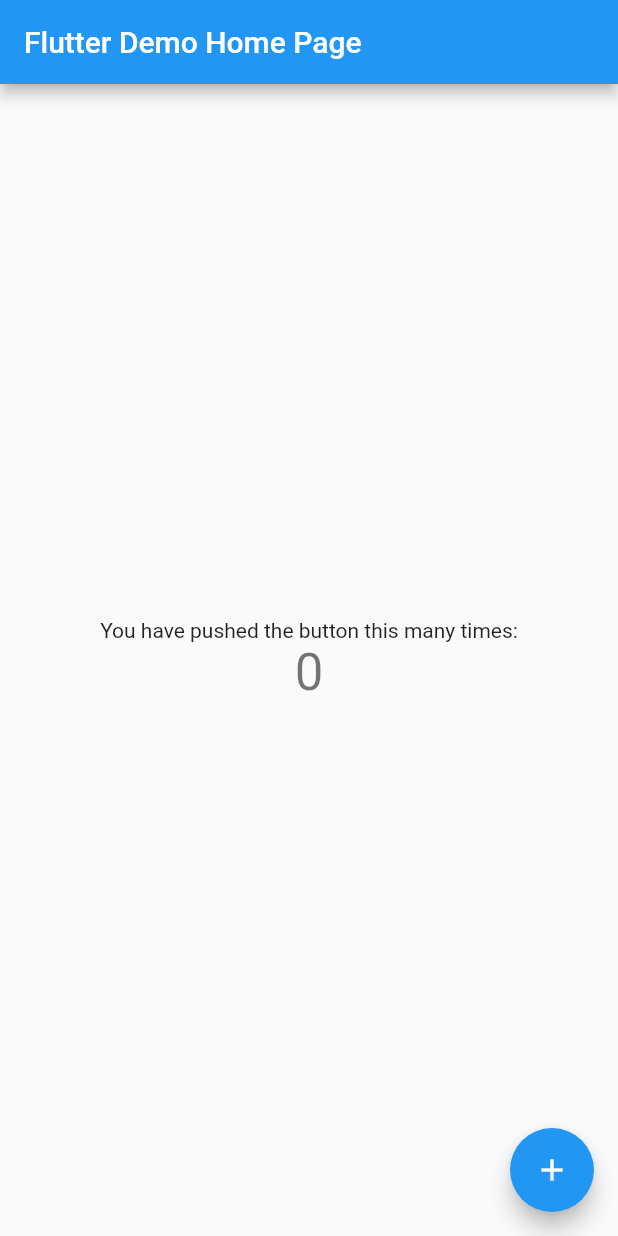
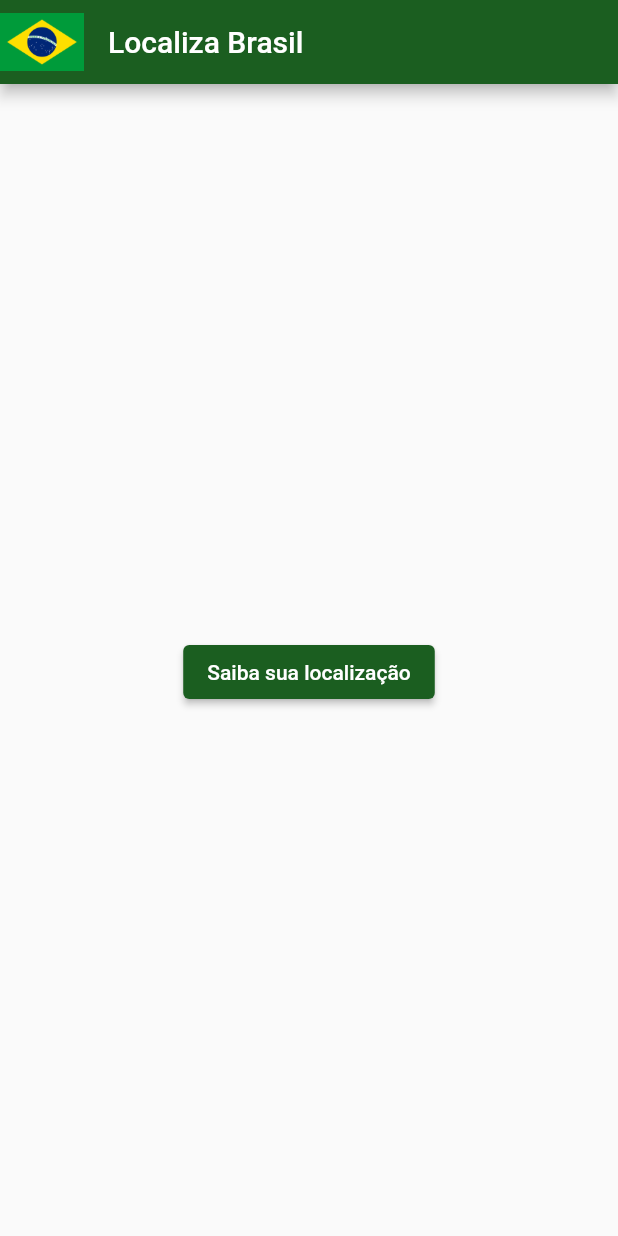
Before and after one commit to alenvieira/location_brazil, a Flutter app: the screen it shows after launch, on a phone screen of 412 x 824 dp. Run offline on Flutter 3.47's test engine with Material 2 defaults, Android fonts, the phone set to English and light mode, and no system bars; our stand-ins replace bloc, location; missing offline and left inert: dart_hydrologis_db, dart_jts, flutter_geopackage; project files that could hold a hidden picture were left out.

Commit message:
add screen

```diff
--- a/lib/main.dart
+++ b/lib/main.dart
@@ -1,113 +1,33 @@
+// @dart=2.11
 import 'package:flutter/material.dart';
+import 'package:location/location.dart';
+import 'package:location_brazil/bloc/bloc_provider.dart';
+import 'package:location_brazil/bloc/location_bloc.dart';
+import 'package:location_brazil/geodatabase/app_geodatabase.dart';
+import 'package:location_brazil/geodatabase/dao/location_dao.dart';
+import 'package:location_brazil/screen/location_screen.dart';
 
 void main() {
-  runApp(MyApp());
+  runApp(LocationApp());
 }
 
-class MyApp extends StatelessWidget {
-  // This widget is the root of your application.
+class LocationApp extends StatelessWidget {
   @override
   Widget build(BuildContext context) {
     return MaterialApp(
-      title: 'Flutter Demo',
+      debugShowCheckedModeBanner: false,
       theme: ThemeData(
-        // This is the theme of your application.
-        //
-        // Try running your application with "flutter run". You'll see the
-        // application has a blue toolbar. Then, without quitting the app, try
-        // changing the primarySwatch below to Colors.green and then invoke
-        // "hot reload" (press "r" in the console where you ran "flutter run",
-        // or simply save your changes to "hot reload" in a Flutter IDE).
-        // Notice that the counter didn't reset back to zero; the application
-        // is not restarted.
-        primarySwatch: Colors.blue,
+        primaryColor: Colors.green.shade900,
+        elevatedButtonTheme: ElevatedButtonThemeData(
+          style: ElevatedButton.styleFrom(
+            primary: Colors.green.shade900,
+
+          ),
+        ),
       ),
-      home: MyHomePage(title: 'Flutter Demo Home Page'),
-    );
+      home: BlocProvider(
+          bloc: LocationBloc(LocationDao(), Location()),
+      child: LocationPage(),
+    ),);
   }
 }
-
-class MyHomePage extends StatefulWidget {
-  MyHomePage({Key? key, required this.title}) : super(key: key);
-
-  // This widget is the home page of your application. It is stateful, meaning
-  // that it has a State object (defined below) that contains fields that affect
-  // how it looks.
-
-  // This class is the configuration for the state. It holds the values (in this
-  // case the title) provided by the parent (in this case the App widget) and
-  // used by the build method of the State. Fields in a Widget subclass are
-  // always marked "final".
-
-  final String title;
-
-  @override
-  _MyHomePageState createState() => _MyHomePageState();
-}
-
-class _MyHomePageState extends State<MyHomePage> {
-  int _counter = 0;
-
-  void _incrementCounter() {
-    setState(() {
-      // This call to setState tells the Flutter framework that something has
-      // changed in this State, which causes it to rerun the build method below
-      // so that the display can reflect the updated values. If we changed
-      // _counter without calling setState(), then the build method would not be
-      // called again, and so nothing would appear to happen.
-      _counter++;
-    });
-  }
-
-  @override
-  Widget build(BuildContext context) {
-    // This method is rerun every time setState is called, for instance as done
-    // by the _incrementCounter method above.
-    //
-    // The Flutter framework has been optimized to make rerunning build methods
-    // fast, so that you can just rebuild anything that needs updating rather
-    // than having to individually change instances of widgets.
-    return Scaffold(
-      appBar: AppBar(
-        // Here we take the value from the MyHomePage object that was created by
-        // the App.build method, and use it to set our appbar title.
-        title: Text(widget.title),
-      ),
-      body: Center(
-        // Center is a layout widget. It takes a single child and positions it
-        // in the middle of the parent.
-        child: Column(
-          // Column is also a layout widget. It takes a list of children and
-          // arranges them vertically. By default, it sizes itself to fit its
-          // children horizontally, and tries to be as tall as its parent.
-          //
-          // Invoke "debug painting" (press "p" in the console, choose the
-          // "Toggle Debug Paint" action from the Flutter Inspector in Android
-          // Studio, or the "Toggle Debug Paint" command in Visual Studio Code)
-          // to see the wireframe for each widget.
-          //
-          // Column has various properties to control how it sizes itself and
-          // how it positions its children. Here we use mainAxisAlignment to
-          // center the children vertically; the main axis here is the vertical
-          // axis because Columns are vertical (the cross axis would be
-          // horizontal).
-          mainAxisAlignment: MainAxisAlignment.center,
-          children: <Widget>[
-            Text(
-              'You have pushed the button this many times:',
-            ),
-            Text(
-              '$_counter',
-              style: Theme.of(context).textTheme.headline4,
-            ),
-          ],
-        ),
-      ),
-      floatingActionButton: FloatingActionButton(
-        onPressed: _incrementCounter,
-        tooltip: 'Increment',
-        child: Icon(Icons.add),
-      ), // This trailing comma makes auto-formatting nicer for build methods.
-    );
-  }
-}
--- /dev/null
+++ b/lib/screen/location_screen.dart
@@ -0,0 +1,65 @@
+import 'package:flutter/material.dart';
+import 'package:location_brazil/model/city.dart';
+import 'package:location_brazil/bloc/bloc_provider.dart';
+import 'package:location_brazil/bloc/location_bloc.dart';
+import 'package:location_brazil/bloc/location_state.dart';
+
+class LocationPage extends StatelessWidget {
+  @override
+  Widget build(BuildContext context) {
+    final LocationBloc bloc = BlocProvider.get(context);
+    return Scaffold(
+      appBar: AppBar(
+        title: Text('Localiza Brasil'),
+        leading: Image.asset('icon/br.png'),
+      ),
+      body: Center(
+        child: Column(
+          mainAxisAlignment: MainAxisAlignment.center,
+          children: <Widget>[
+            StreamBuilder(
+              stream: bloc.stream,
+              builder: (context, snapshot) {
+                if (bloc.state is InitialState) {
+                  return Text('');
+                } else if (bloc.state is ErrorState) {
+                  final String textError =
+                      (bloc.state as ErrorState).error?.toString() ??
+                          'Unknow error';
+                  return Text(
+                    textError,
+                    textAlign: TextAlign.center,
+                  );
+                } else if (bloc.state is ProcessingState) {
+                  return CircularProgressIndicator();
+                } else {
+                  final City city = (bloc.state as SuccessState).city;
+                  return Padding(
+                    padding: const EdgeInsets.all(8.0),
+                    child: Text(
+                      city.name,
+                      textAlign: TextAlign.center,
+                      style: TextStyle(fontSize: 32),
+                    ),
+                  );
+                }
+              },
+            ),
+            Padding(
+              padding: const EdgeInsets.all(8.0),
+              child: ElevatedButton(
+                onPressed: () {
+                  bloc.add(LocationEvent.process);
+                },
+                child: Text(
+                  "Saiba sua localização",
+                  style: TextStyle(color: Colors.white),
+                ),
+              ),
+            ),
+          ],
+        ),
+      ),
+    );
+  }
+}
--- a/pubspec.yaml
+++ b/pubspec.yaml
@@ -52,6 +52,7 @@ flutter:
 
   assets:
     - geodatabase/BR_Municipios_2019.gpkg
+    - icon/br.png
   # To add assets to your application, add an assets section, like this:
   # assets:
   #   - images/a_dot_burr.jpeg
```
Also changed, not shown: icon/br.png (added), icon/br.svg (added), 4 other files.
